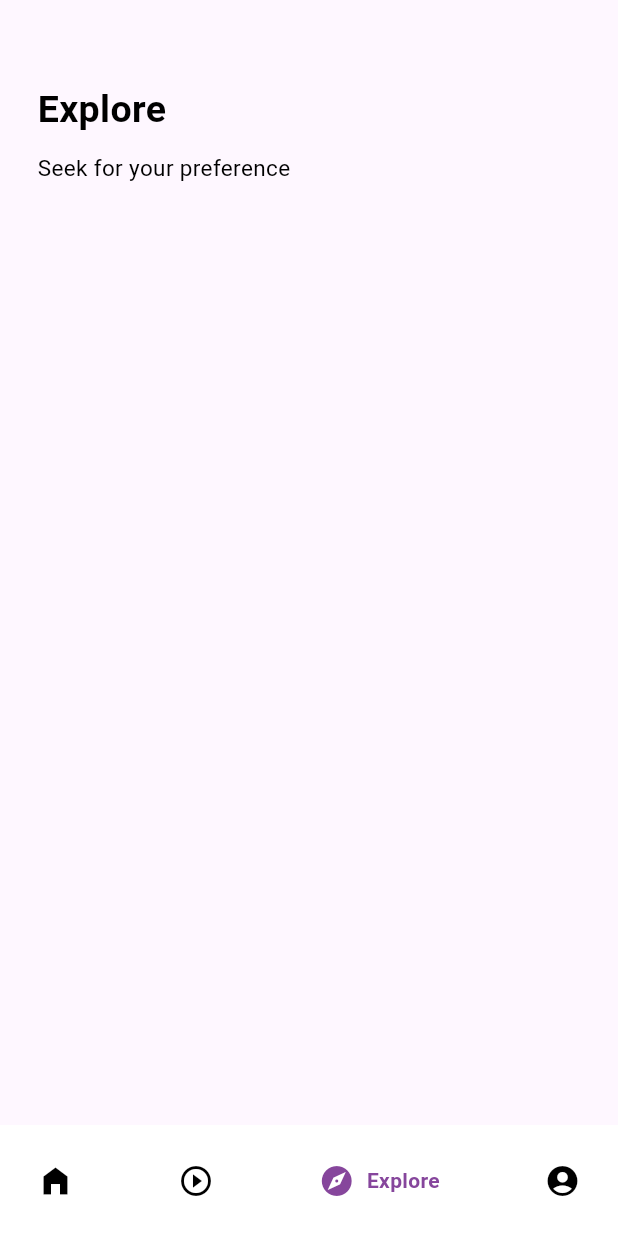
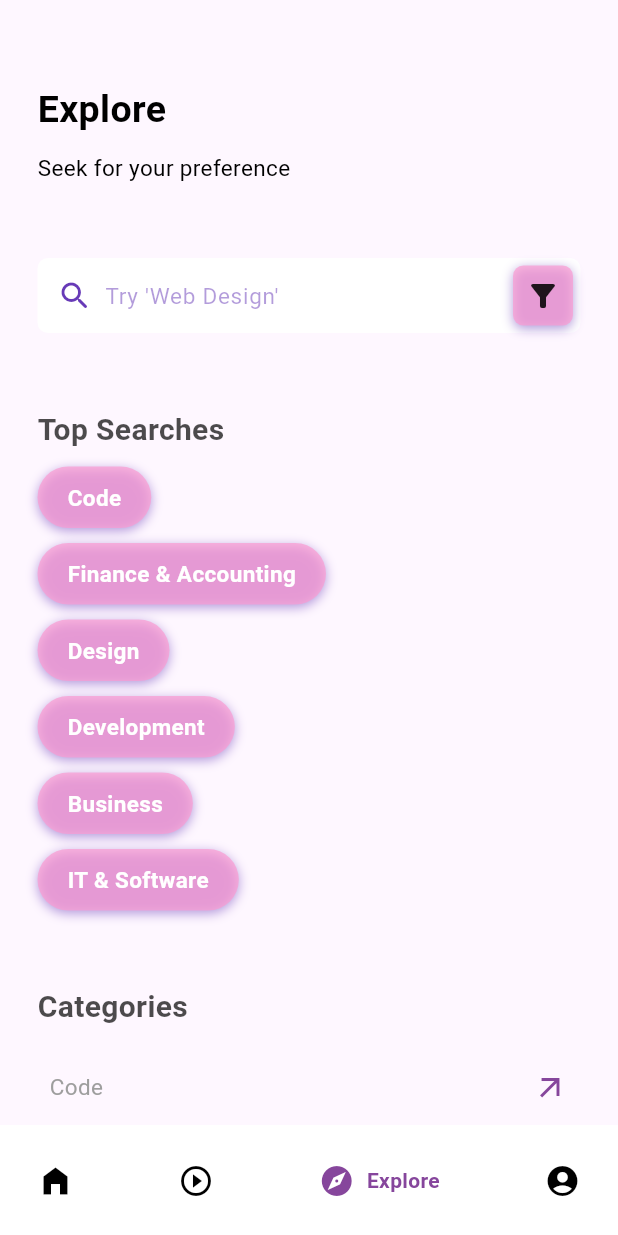
Before and after one commit to MenouraIlyes/ya9in, a Flutter app: the screen it shows after launch, item 3 of the bottom bar chosen, on a phone screen of 412 x 824 dp. Run offline on Flutter 3.47's test engine with Material 3 defaults, Android fonts, the phone set to English and light mode, and no system bars; drawn by our look-alikes of google_nav_bar; our stand-ins replace flutter_svg; network calls fail.

Commit message:
Explore_Screen_Done

```diff
--- a/lib/screens/explore_screen.dart
+++ b/lib/screens/explore_screen.dart
@@ -1,5 +1,11 @@
 import 'package:flutter/material.dart';
+import 'package:ya9in/datas/category_json.dart';
+import 'package:ya9in/shared/colors.dart';
+import 'package:ya9in/widgets/custom_categories_button.dart';
 import 'package:ya9in/widgets/custom_heading.dart';
+import 'package:ya9in/widgets/custom_place_holder.dart';
+import 'package:ya9in/widgets/custom_search_field.dart';
+import 'package:ya9in/widgets/custom_title.dart';
 
 class ExploreScreen extends StatefulWidget {
   const ExploreScreen({super.key});
@@ -10,12 +16,11 @@ class ExploreScreen extends StatefulWidget {
 
 class _ExploreScreenState extends State<ExploreScreen> {
   Widget getBody() {
-    var size = MediaQuery.of(context).size;
-
     return SingleChildScrollView(
       child: Padding(
         padding: const EdgeInsets.all(25),
         child: Column(
+          crossAxisAlignment: CrossAxisAlignment.start,
           children: [
             // Heading
             SizedBox(height: 30),
@@ -26,10 +31,52 @@ class _ExploreScreenState extends State<ExploreScreen> {
             ),
 
             // Search bar
+            SizedBox(height: 50),
+            CustomSearchField(
+              hintField: "Try 'Web Design' ",
+              backgroundColor: appWhite,
+            ),
 
             // Top Searches
+            SizedBox(height: 50),
+            CustomTitle(
+              title: 'Top Searches',
+              extend: false,
+            ),
+            SizedBox(height: 10),
+            Wrap(
+              runSpacing: 10,
+              spacing: 10,
+              children: List.generate(
+                CategoryJson.length,
+                (index) {
+                  return CustomCategoriesButton(
+                    title: CategoryJson[index]['title'],
+                  );
+                },
+              ),
+            ),
 
             // Categories
+            SizedBox(height: 50),
+            CustomTitle(
+              title: 'Categories',
+              extend: false,
+            ),
+            SizedBox(height: 10),
+            Column(
+              children: List.generate(
+                AllCategories.length,
+                (index) {
+                  return Padding(
+                    padding: const EdgeInsets.all(8.0),
+                    child: CunstomPlaceHolder(
+                      title: AllCategories[index]['title'],
+                    ),
+                  );
+                },
+              ),
+            ),
           ],
         ),
       ),
--- /dev/null
+++ b/lib/widgets/custom_place_holder.dart
@@ -0,0 +1,53 @@
+import 'package:flutter/cupertino.dart';
+import 'package:flutter/material.dart';
+import 'package:flutter_svg/svg.dart';
+import 'package:ya9in/shared/colors.dart';
+
+class CunstomPlaceHolder extends StatefulWidget {
+  const CunstomPlaceHolder(
+      {Key? key, required this.title, this.isSwitch = false})
+      : super(key: key);
+  final String title;
+  final bool isSwitch;
+
+  @override
+  _CunstomPlaceHolderState createState() => _CunstomPlaceHolderState();
+}
+
+class _CunstomPlaceHolderState extends State<CunstomPlaceHolder> {
+  bool switchValue = false;
+  @override
+  Widget build(BuildContext context) {
+    var size = MediaQuery.of(context).size;
+    return Container(
+      width: size.width,
+      height: size.width * .1,
+      child: Row(
+        mainAxisAlignment: MainAxisAlignment.spaceBetween,
+        children: [
+          Text(
+            widget.title,
+            style: TextStyle(
+              fontSize: 15.0,
+              color: Colors.grey,
+            ),
+          ),
+          (widget.isSwitch)
+              ? CupertinoSwitch(
+                  value: switchValue,
+                  activeColor: appPrimary,
+                  onChanged: (bool newValue) {
+                    setState(() {
+                      switchValue = newValue;
+                    });
+                  },
+                )
+              : Icon(
+                  Icons.arrow_outward_outlined,
+                  color: appPrimary,
+                ),
+        ],
+      ),
+    );
+  }
+}
```
